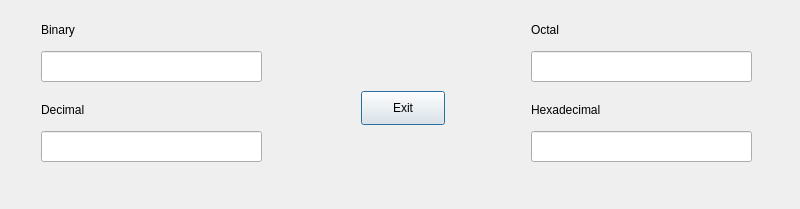
Qt form design/nbconverter.ui (xaprier/qt-nbc) before a commit.
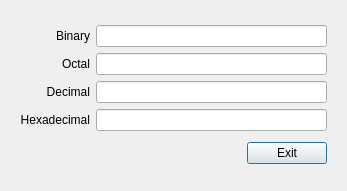
The same form after that commit. Icons and pictures are not drawn.

Diff of the .ui file:
```diff
--- a/design/nbconverter.ui
+++ b/design/nbconverter.ui
@@ -6,8 +6,8 @@
    <rect>
     <x>0</x>
     <y>0</y>
-    <width>800</width>
-    <height>209</height>
+    <width>347</width>
+    <height>191</height>
    </rect>
   </property>
   <property name="windowTitle">
@@ -17,153 +17,142 @@
    <iconset resource="resources.qrc">
     <normaloff>:/icons/qt-nbc.svg</normaloff>:/icons/qt-nbc.svg</iconset>
   </property>
-  <layout class="QHBoxLayout" name="horizontalLayout">
-   <item>
+  <layout class="QGridLayout" name="gridLayout">
+   <item row="0" column="0">
     <widget class="QWidget" name="centralwidget" native="true">
-     <widget class="QLineEdit" name="hexaLine">
-      <property name="enabled">
-       <bool>true</bool>
-      </property>
-      <property name="geometry">
-       <rect>
-        <x>520</x>
-        <y>120</y>
-        <width>221</width>
-        <height>31</height>
-       </rect>
-      </property>
-      <property name="mouseTracking">
-       <bool>false</bool>
-      </property>
-      <property name="maxLength">
-       <number>15</number>
-      </property>
-      <property name="readOnly">
-       <bool>false</bool>
-      </property>
-     </widget>
-     <widget class="QLineEdit" name="decLine">
-      <property name="enabled">
-       <bool>true</bool>
-      </property>
-      <property name="geometry">
-       <rect>
-        <x>30</x>
-        <y>120</y>
-        <width>221</width>
-        <height>31</height>
-       </rect>
-      </property>
-      <property name="maxLength">
-       <number>16</number>
-      </property>
-      <property name="readOnly">
-       <bool>false</bool>
-      </property>
-     </widget>
-     <widget class="QLineEdit" name="octLine">
-      <property name="enabled">
-       <bool>true</bool>
-      </property>
-      <property name="geometry">
-       <rect>
-        <x>520</x>
-        <y>40</y>
-        <width>221</width>
-        <height>31</height>
-       </rect>
-      </property>
-      <property name="maxLength">
-       <number>16</number>
-      </property>
-      <property name="readOnly">
-       <bool>false</bool>
-      </property>
-     </widget>
-     <widget class="QLineEdit" name="binLine">
-      <property name="geometry">
-       <rect>
-        <x>30</x>
-        <y>40</y>
-        <width>221</width>
-        <height>31</height>
-       </rect>
-      </property>
-      <property name="inputMethodHints">
-       <set>Qt::ImhPreferNumbers</set>
-      </property>
-      <property name="maxLength">
-       <number>16</number>
-      </property>
-     </widget>
-     <widget class="QPushButton" name="exitBut">
-      <property name="geometry">
-       <rect>
-        <x>350</x>
-        <y>80</y>
-        <width>84</width>
-        <height>34</height>
-       </rect>
-      </property>
-      <property name="mouseTracking">
-       <bool>true</bool>
-      </property>
-      <property name="text">
-       <string>Exit</string>
-      </property>
-     </widget>
-     <widget class="QLabel" name="binLabel">
-      <property name="geometry">
-       <rect>
-        <x>30</x>
-        <y>10</y>
-        <width>221</width>
-        <height>18</height>
-       </rect>
-      </property>
-      <property name="text">
-       <string>Binary</string>
-      </property>
-     </widget>
-     <widget class="QLabel" name="decLabel">
-      <property name="geometry">
-       <rect>
-        <x>30</x>
-        <y>90</y>
-        <width>221</width>
-        <height>18</height>
-       </rect>
-      </property>
-      <property name="text">
-       <string>Decimal</string>
-      </property>
-     </widget>
-     <widget class="QLabel" name="hexLabel">
-      <property name="geometry">
-       <rect>
-        <x>520</x>
-        <y>90</y>
-        <width>221</width>
-        <height>18</height>
-       </rect>
-      </property>
-      <property name="text">
-       <string>Hexadecimal</string>
-      </property>
-     </widget>
-     <widget class="QLabel" name="octLabel">
-      <property name="geometry">
-       <rect>
-        <x>520</x>
-        <y>10</y>
-        <width>221</width>
-        <height>18</height>
-       </rect>
-      </property>
-      <property name="text">
-       <string>Octal</string>
-      </property>
-     </widget>
+     <layout class="QGridLayout" name="gridLayout_2">
+      <item row="0" column="0">
+       <layout class="QHBoxLayout" name="horizontalLayout">
+        <item>
+         <layout class="QVBoxLayout" name="verticalLayout_2">
+          <item>
+           <widget class="QLabel" name="binLabel">
+            <property name="text">
+             <string>Binary</string>
+            </property>
+            <property name="alignment">
+             <set>Qt::AlignRight|Qt::AlignTrailing|Qt::AlignVCenter</set>
+            </property>
+           </widget>
+          </item>
+          <item>
+           <widget class="QLabel" name="octLabel">
+            <property name="text">
+             <string>Octal</string>
+            </property>
+            <property name="alignment">
+             <set>Qt::AlignRight|Qt::AlignTrailing|Qt::AlignVCenter</set>
+            </property>
+           </widget>
+          </item>
+          <item>
+           <widget class="QLabel" name="decLabel">
+            <property name="text">
+             <string>Decimal</string>
+            </property>
+            <property name="alignment">
+             <set>Qt::AlignRight|Qt::AlignTrailing|Qt::AlignVCenter</set>
+            </property>
+           </widget>
+          </item>
+          <item>
+           <widget class="QLabel" name="hexLabel">
+            <property name="text">
+             <string>Hexadecimal</string>
+            </property>
+            <property name="alignment">
+             <set>Qt::AlignRight|Qt::AlignTrailing|Qt::AlignVCenter</set>
+            </property>
+           </widget>
+          </item>
+         </layout>
+        </item>
+        <item>
+         <layout class="QVBoxLayout" name="verticalLayout">
+          <item>
+           <widget class="QLineEdit" name="binLine">
+            <property name="inputMethodHints">
+             <set>Qt::ImhNone</set>
+            </property>
+            <property name="maxLength">
+             <number>16</number>
+            </property>
+           </widget>
+          </item>
+          <item>
+           <widget class="QLineEdit" name="octLine">
+            <property name="enabled">
+             <bool>true</bool>
+            </property>
+            <property name="maxLength">
+             <number>16</number>
+            </property>
+            <property name="readOnly">
+             <bool>false</bool>
+            </property>
+           </widget>
+          </item>
+          <item>
+           <widget class="QLineEdit" name="decLine">
+            <property name="enabled">
+             <bool>true</bool>
+            </property>
+            <property name="maxLength">
+             <number>16</number>
+            </property>
+            <property name="readOnly">
+             <bool>false</bool>
+            </property>
+           </widget>
+          </item>
+          <item>
+           <widget class="QLineEdit" name="hexaLine">
+            <property name="enabled">
+             <bool>true</bool>
+            </property>
+            <property name="mouseTracking">
+             <bool>false</bool>
+            </property>
+            <property name="maxLength">
+             <number>15</number>
+            </property>
+            <property name="readOnly">
+             <bool>false</bool>
+            </property>
+           </widget>
+          </item>
+         </layout>
+        </item>
+       </layout>
+      </item>
+      <item row="1" column="0">
+       <layout class="QHBoxLayout" name="horizontalLayout_6">
+        <item>
+         <spacer name="horizontalSpacer">
+          <property name="orientation">
+           <enum>Qt::Horizontal</enum>
+          </property>
+          <property name="sizeHint" stdset="0">
+           <size>
+            <width>40</width>
+            <height>20</height>
+           </size>
+          </property>
+         </spacer>
+        </item>
+        <item>
+         <widget class="QPushButton" name="exitBut">
+          <property name="mouseTracking">
+           <bool>true</bool>
+          </property>
+          <property name="text">
+           <string>Exit</string>
+          </property>
+         </widget>
+        </item>
+       </layout>
+      </item>
+     </layout>
     </widget>
    </item>
   </layout>
```
